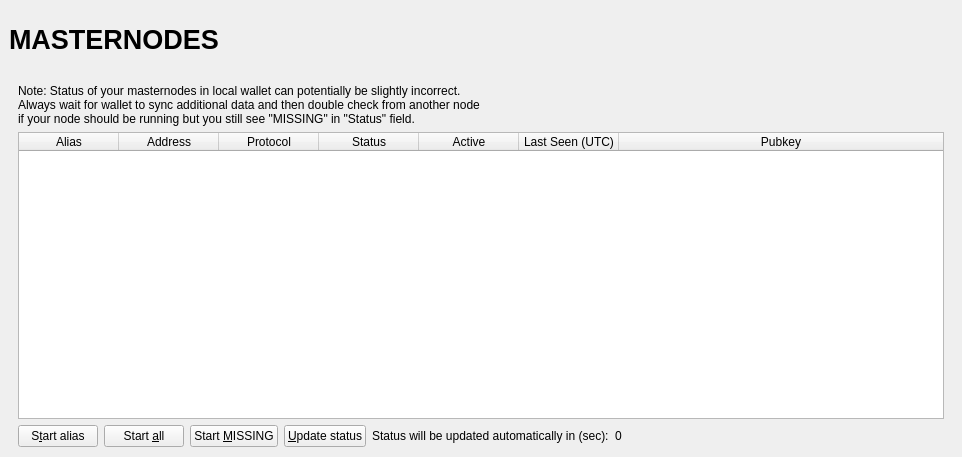
Above: src/qt/forms/masternodelist.ui from hashplatform/WealthSilo before the change. Below: the same form after it.
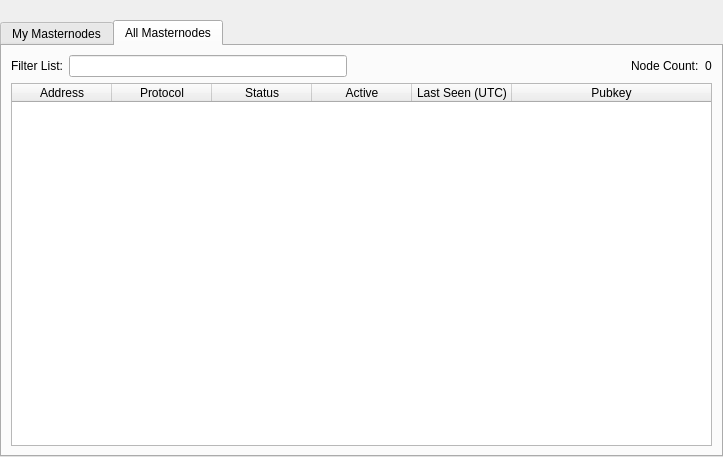
That is the form after the change. The open tabs and pages were chosen to show the change.

What changed in the file:
```diff
--- a/src/qt/forms/masternodelist.ui
+++ b/src/qt/forms/masternodelist.ui
@@ -6,37 +6,17 @@
    <rect>
     <x>0</x>
     <y>0</y>
-    <width>962</width>
+    <width>723</width>
     <height>457</height>
    </rect>
   </property>
   <property name="windowTitle">
    <string>Form</string>
   </property>
-  <layout class="QVBoxLayout" name="topLayout" stretch="0">
+  <layout class="QVBoxLayout" name="topLayout">
    <property name="leftMargin">
-    <number>9</number>
-   </property>
-   <property name="topMargin">
-    <number>9</number>
-   </property>
-   <property name="rightMargin">
-    <number>9</number>
-   </property>
-   <property name="bottomMargin">
-    <number>9</number>
-   </property>
-   <item>
-    <layout class="QVBoxLayout" name="verticalLayout_Master" stretch="0,1">
-     <property name="spacing">
       <number>0</number>
      </property>
-     <item>
-      <widget class="QFrame" name="frame_Header">
-       <layout class="QVBoxLayout" name="verticalLayout_4">
-        <property name="leftMargin">
-         <number>0</number>
-        </property>
         <property name="topMargin">
          <number>0</number>
         </property>
@@ -47,121 +27,37 @@
          <number>0</number>
         </property>
         <item>
-         <layout class="QHBoxLayout" name="horizontalLayout_Header" stretch="1,0,1">
-          <item>
-           <widget class="QLabel" name="labelOverviewHeaderLeft">
-            <property name="minimumSize">
-             <size>
-              <width>464</width>
-              <height>60</height>
-             </size>
-            </property>
-            <property name="maximumSize">
-             <size>
-              <width>16777215</width>
-              <height>60</height>
-             </size>
-            </property>
-            <property name="font">
-             <font>
-              <pointsize>20</pointsize>
-              <weight>75</weight>
-              <bold>true</bold>
-             </font>
-            </property>
-            <property name="text">
-             <string>MASTERNODES</string>
-            </property>
-           </widget>
-          </item>
-          <item>
-           <spacer name="horizontalSpacer">
-            <property name="orientation">
-             <enum>Qt::Horizontal</enum>
-            </property>
-            <property name="sizeHint" stdset="0">
-             <size>
-              <width>40</width>
-              <height>20</height>
-             </size>
-            </property>
-           </spacer>
-          </item>
-          <item>
-           <widget class="QLabel" name="labelOverviewHeaderRight">
-            <property name="minimumSize">
-             <size>
-              <width>464</width>
-              <height>60</height>
-             </size>
-            </property>
-            <property name="maximumSize">
-             <size>
-              <width>16777215</width>
-              <height>60</height>
-             </size>
-            </property>
-            <property name="font">
-             <font>
-              <pointsize>14</pointsize>
-             </font>
-            </property>
-            <property name="text">
-             <string/>
-            </property>
-            <property name="alignment">
-             <set>Qt::AlignRight|Qt::AlignTrailing|Qt::AlignVCenter</set>
-            </property>
-           </widget>
-          </item>
-         </layout>
-        </item>
-       </layout>
-      </widget>
-     </item>
-     <item>
-      <widget class="QFrame" name="frame_BG">
-       <layout class="QVBoxLayout" name="verticalLayout_3">
-        <property name="leftMargin">
-         <number>0</number>
-        </property>
-        <property name="topMargin">
-         <number>6</number>
-        </property>
-        <property name="rightMargin">
-         <number>0</number>
-        </property>
-        <property name="bottomMargin">
-         <number>0</number>
-        </property>
-        <item>
-         <widget class="QFrame" name="frame_Content">
           <layout class="QVBoxLayout" name="verticalLayout">
-           <property name="spacing">
-            <number>0</number>
-           </property>
-           <property name="leftMargin">
-            <number>0</number>
-           </property>
-           <property name="topMargin">
-            <number>0</number>
-           </property>
-           <property name="rightMargin">
-            <number>0</number>
-           </property>
            <property name="bottomMargin">
             <number>0</number>
            </property>
            <item>
+      <spacer name="horizontalSpacer0">
+       <property name="orientation">
+        <enum>Qt::Horizontal</enum>
+       </property>
+       <property name="sizeHint" stdset="0">
+        <size>
+         <width>make40</width>
+         <height>20</height>
+        </size>
+       </property>
+      </spacer>
+     </item>
+     <item>
+      <widget class="QTabWidget" name="tabWidget">
+       <property name="currentIndex">
+        <number>0</number>
+       </property>
+       <widget class="QWidget" name="tabMyMasternodes">
+        <attribute name="title">
+         <string>My Masternodes</string>
+        </attribute>
             <layout class="QGridLayout" name="gridLayout_2">
-             <property name="spacing">
-              <number>2</number>
-             </property>
              <item row="0" column="0">
-              <widget class="QFrame" name="frameList">
                <layout class="QVBoxLayout" name="verticalLayout_2">
                 <property name="bottomMargin">
-                 <number>1</number>
+            <number>0</number>
                 </property>
                 <item>
                  <layout class="QHBoxLayout" name="horizontalLayout_note">
@@ -340,14 +236,153 @@
                  </layout>
                 </item>
                </layout>
-              </widget>
-             </item>
-            </layout>
-           </item>
-          </layout>
-         </widget>
-        </item>
-       </layout>
+         </item>
+        </layout>
+       </widget>
+       <widget class="QWidget" name="tabAllMasternodes">
+        <attribute name="title">
+         <string>All Masternodes</string>
+        </attribute>
+        <layout class="QGridLayout" name="gridLayout">
+         <item row="1" column="0">
+          <widget class="QTableWidget" name="tableWidgetMasternodes">
+           <property name="palette">
+            <palette>
+             <active>
+              <colorrole role="Text">
+               <brush brushstyle="SolidPattern">
+                <color alpha="255">
+                 <red>51</red>
+                 <green>51</green>
+                 <blue>51</blue>
+                </color>
+               </brush>
+              </colorrole>
+             </active>
+             <inactive>
+              <colorrole role="Text">
+               <brush brushstyle="SolidPattern">
+                <color alpha="255">
+                 <red>51</red>
+                 <green>51</green>
+                 <blue>51</blue>
+                </color>
+               </brush>
+              </colorrole>
+             </inactive>
+             <disabled>
+              <colorrole role="Text">
+               <brush brushstyle="SolidPattern">
+                <color alpha="255">
+                 <red>85</red>
+                 <green>85</green>
+                 <blue>85</blue>
+                </color>
+               </brush>
+              </colorrole>
+             </disabled>
+            </palette>
+           </property>
+           <property name="editTriggers">
+            <set>QAbstractItemView::NoEditTriggers</set>
+           </property>
+           <property name="alternatingRowColors">
+            <bool>true</bool>
+           </property>
+           <property name="selectionBehavior">
+            <enum>QAbstractItemView::SelectRows</enum>
+           </property>
+           <property name="sortingEnabled">
+            <bool>true</bool>
+           </property>
+           <attribute name="horizontalHeaderStretchLastSection">
+            <bool>true</bool>
+           </attribute>
+           <attribute name="ResizeMode">
+            <enum>QHeaderView::Interactive</enum>
+           </attribute>
+           <column>
+            <property name="text">
+             <string>Address</string>
+            </property>
+           </column>
+           <column>
+            <property name="text">
+             <string>Protocol</string>
+            </property>
+           </column>
+           <column>
+            <property name="text">
+             <string>Status</string>
+            </property>
+           </column>
+           <column>
+            <property name="text">
+             <string>Active</string>
+            </property>
+           </column>
+           <column>
+            <property name="text">
+             <string>Last Seen (UTC)</string>
+            </property>
+           </column>
+           <column>
+            <property name="text">
+             <string>Pubkey</string>
+            </property>
+           </column>
+          </widget>
+         </item>
+         <item row="0" column="0">
+          <layout class="QHBoxLayout" name="horizontalLayout_3">
+           <property name="bottomMargin">
+            <number>0</number>
+           </property>
+           <item>
+            <widget class="QLabel" name="label_filter">
+             <property name="text">
+              <string>Filter List:</string>
+             </property>
+            </widget>
+           </item>
+           <item>
+            <widget class="QLineEdit" name="filterLineEdit">
+             <property name="toolTip">
+              <string>Filter masternode list</string>
+             </property>
+            </widget>
+           </item>
+           <item>
+            <spacer name="horizontalSpacer_3">
+             <property name="orientation">
+              <enum>Qt::Horizontal</enum>
+             </property>
+             <property name="sizeHint" stdset="0">
+              <size>
+               <width>10</width>
+               <height>20</height>
+              </size>
+             </property>
+            </spacer>
+           </item>
+           <item>
+            <widget class="QLabel" name="label_count">
+             <property name="text">
+              <string>Node Count:</string>
+             </property>
+            </widget>
+           </item>
+           <item>
+            <widget class="QLabel" name="countLabel">
+             <property name="text">
+              <string>0</string>
+             </property>
+            </widget>
+           </item>
+          </layout>
+         </item>
+        </layout>
+       </widget>
       </widget>
      </item>
     </layout>
```
Left out of the diff: 3 changed lines with no effect on the pictures. Lines whose indentation alone changed are shown as unchanged.
